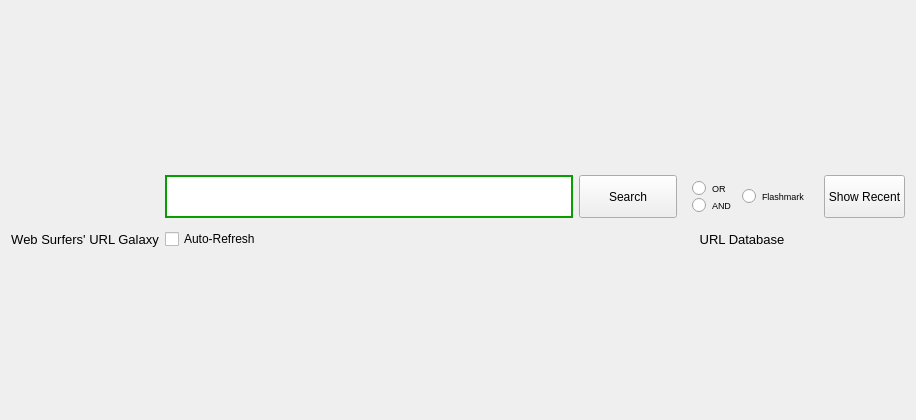
This is ui/url-display.ui in berndhs/arado as Qt 5 draws it before an edit. The edited form follows.
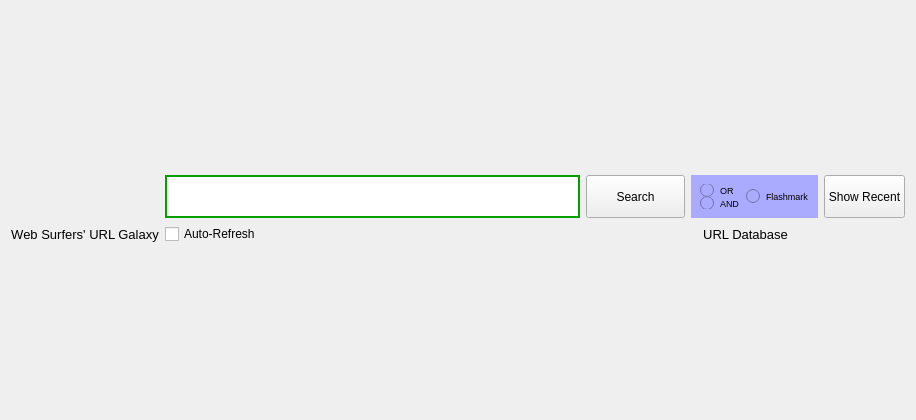
This is the edited form. Icons and pictures are not drawn.

Commit message: colour to the world.

The edit to the form file:
```diff
--- a/ui/url-display.ui
+++ b/ui/url-display.ui
@@ -100,8 +100,15 @@
              <verstretch>0</verstretch>
             </sizepolicy>
            </property>
+           <property name="maximumSize">
+            <size>
+             <width>16777215</width>
+             <height>43</height>
+            </size>
+           </property>
            <property name="styleSheet">
-            <string notr="true"/>
+            <string notr="true">border-color: rgb(0, 0, 0);
+background-color: rgb(170, 170, 255);</string>
            </property>
            <layout class="QHBoxLayout" name="horizontalLayout">
             <item>
```
